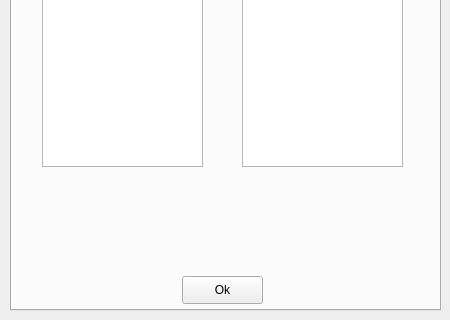
The window that uis/settings.ui (AOS-GUI/AOS-GUI) describes before a commit, drawn with Qt 5; both pictures show x 0 to 450 and y 220 to 540 of the 450 by 540 pixel window.
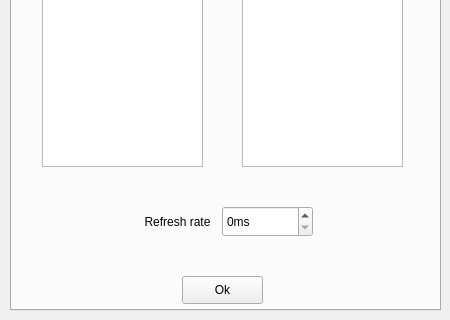
The same window after the commit. The open tabs and pages were chosen to show the change.

What changed in the file:
```diff
--- a/uis/settings.ui
+++ b/uis/settings.ui
@@ -810,6 +810,47 @@
       <string notr="true">Ok</string>
      </property>
     </widget>
+    <widget class="QSpinBox" name="refreshRateSpin">
+     <property name="geometry">
+      <rect>
+       <x>210</x>
+       <y>390</y>
+       <width>91</width>
+       <height>31</height>
+      </rect>
+     </property>
+     <property name="specialValueText">
+      <string/>
+     </property>
+     <property name="suffix">
+      <string notr="true">ms</string>
+     </property>
+     <property name="maximum">
+      <number>10000</number>
+     </property>
+     <property name="singleStep">
+      <number>500</number>
+     </property>
+     <property name="stepType">
+      <enum>QAbstractSpinBox::AdaptiveDecimalStepType</enum>
+     </property>
+    </widget>
+    <widget class="QLabel" name="labelRefresh">
+     <property name="geometry">
+      <rect>
+       <x>120</x>
+       <y>390</y>
+       <width>91</width>
+       <height>31</height>
+      </rect>
+     </property>
+     <property name="text">
+      <string notr="true">Refresh rate</string>
+     </property>
+     <property name="alignment">
+      <set>Qt::AlignCenter</set>
+     </property>
+    </widget>
    </widget>
    <widget class="QWidget" name="shortcuts">
     <attribute name="title">
```
Left out of the diff: 2 changed lines with no effect on the pictures.
